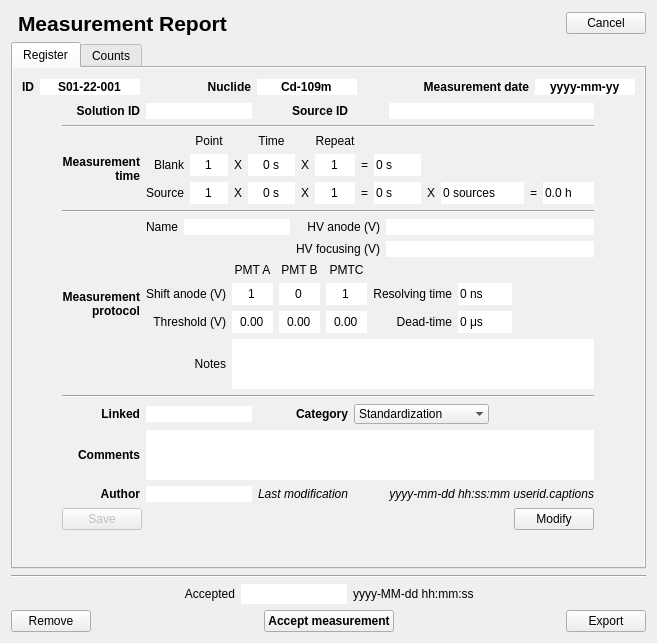
Old version of the form TripleReg/dialogmeasurementreport.ui in the repository ziemastz/SL.
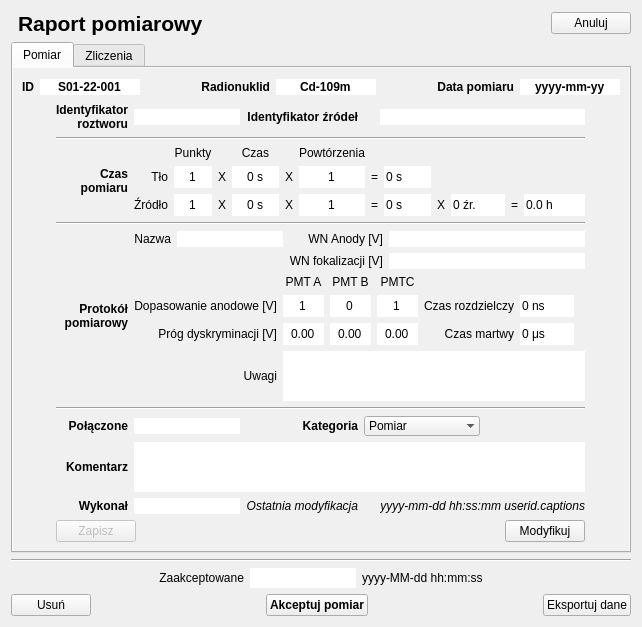
New version of the form. Icons and pictures are not drawn.

Patch:
```diff
--- a/TripleReg/dialogmeasurementreport.ui
+++ b/TripleReg/dialogmeasurementreport.ui
@@ -6,8 +6,8 @@
    <rect>
     <x>0</x>
     <y>0</y>
-    <width>657</width>
-    <height>643</height>
+    <width>642</width>
+    <height>627</height>
    </rect>
   </property>
   <property name="windowTitle">
@@ -41,7 +41,7 @@
      <item row="0" column="4" rowspan="2">
       <widget class="QPushButton" name="cancel_pushButton">
        <property name="text">
-        <string>Cancel</string>
+        <string>Anuluj</string>
        </property>
        <property name="autoDefault">
         <bool>false</bool>
@@ -58,7 +58,7 @@
         </font>
        </property>
        <property name="text">
-        <string>Measurement Report</string>
+        <string>Raport pomiarowy</string>
        </property>
        <property name="alignment">
         <set>Qt::AlignBottom|Qt::AlignLeading|Qt::AlignLeft</set>
@@ -101,7 +101,7 @@
 }</string>
       </property>
       <attribute name="title">
-       <string>Register</string>
+       <string>Pomiar</string>
       </attribute>
       <layout class="QGridLayout" name="gridLayout_5">
        <item row="0" column="0" colspan="3">
@@ -178,7 +178,7 @@
             </font>
            </property>
            <property name="text">
-            <string>Nuclide</string>
+            <string>Radionuklid</string>
            </property>
            <property name="alignment">
             <set>Qt::AlignRight|Qt::AlignTrailing|Qt::AlignVCenter</set>
@@ -241,7 +241,7 @@
             </font>
            </property>
            <property name="text">
-            <string>Measurement date</string>
+            <string>Data pomiaru</string>
            </property>
            <property name="alignment">
             <set>Qt::AlignRight|Qt::AlignTrailing|Qt::AlignVCenter</set>
@@ -308,11 +308,14 @@
             </font>
            </property>
            <property name="text">
-            <string>Solution ID</string>
+            <string>Identyfikator roztworu</string>
            </property>
            <property name="alignment">
             <set>Qt::AlignRight|Qt::AlignTrailing|Qt::AlignVCenter</set>
            </property>
+           <property name="wordWrap">
+            <bool>true</bool>
+           </property>
           </widget>
          </item>
          <item row="0" column="2">
@@ -324,7 +327,7 @@
             </font>
            </property>
            <property name="text">
-            <string>Source ID</string>
+            <string>Identyfikator źródeł</string>
            </property>
            <property name="alignment">
             <set>Qt::AlignRight|Qt::AlignTrailing|Qt::AlignVCenter</set>
@@ -395,7 +398,7 @@
            <item row="0" column="0">
             <widget class="QLabel" name="label_23">
              <property name="text">
-              <string>Name</string>
+              <string>Nazwa</string>
              </property>
              <property name="alignment">
               <set>Qt::AlignRight|Qt::AlignTrailing|Qt::AlignVCenter</set>
@@ -427,7 +430,7 @@
            <item row="1" column="2">
             <widget class="QLabel" name="label_25">
              <property name="text">
-              <string>HV focusing (V)</string>
+              <string>WN fokalizacji [V]</string>
              </property>
              <property name="alignment">
               <set>Qt::AlignRight|Qt::AlignTrailing|Qt::AlignVCenter</set>
@@ -437,7 +440,7 @@
            <item row="0" column="2">
             <widget class="QLabel" name="label_24">
              <property name="text">
-              <string>HV anode (V)</string>
+              <string>WN Anody [V]</string>
              </property>
              <property name="alignment">
               <set>Qt::AlignRight|Qt::AlignTrailing|Qt::AlignVCenter</set>
@@ -560,7 +563,7 @@
              <item row="1" column="4">
               <widget class="QLabel" name="label_66">
                <property name="text">
-                <string>Resolving time</string>
+                <string>Czas rozdzielczy</string>
                </property>
                <property name="alignment">
                 <set>Qt::AlignRight|Qt::AlignTrailing|Qt::AlignVCenter</set>
@@ -570,7 +573,7 @@
              <item row="2" column="0">
               <widget class="QLabel" name="label_61">
                <property name="text">
-                <string>Threshold (V)</string>
+                <string>Próg dyskryminacji [V]</string>
                </property>
                <property name="alignment">
                 <set>Qt::AlignRight|Qt::AlignTrailing|Qt::AlignVCenter</set>
@@ -686,7 +689,7 @@
              <item row="2" column="4">
               <widget class="QLabel" name="label_67">
                <property name="text">
-                <string>Dead-time</string>
+                <string>Czas martwy</string>
                </property>
                <property name="alignment">
                 <set>Qt::AlignRight|Qt::AlignTrailing|Qt::AlignVCenter</set>
@@ -696,7 +699,7 @@
              <item row="1" column="0">
               <widget class="QLabel" name="label_65">
                <property name="text">
-                <string>Shift anode (V)</string>
+                <string>Dopasowanie anodowe [V]</string>
                </property>
                <property name="alignment">
                 <set>Qt::AlignRight|Qt::AlignTrailing|Qt::AlignVCenter</set>
@@ -706,7 +709,7 @@
              <item row="3" column="0">
               <widget class="QLabel" name="label_62">
                <property name="text">
-                <string>Notes</string>
+                <string>Uwagi</string>
                </property>
                <property name="alignment">
                 <set>Qt::AlignRight|Qt::AlignTrailing|Qt::AlignVCenter</set>
@@ -742,7 +745,7 @@
             </font>
            </property>
            <property name="text">
-            <string>Comments</string>
+            <string>Komentarz</string>
            </property>
            <property name="alignment">
             <set>Qt::AlignRight|Qt::AlignTrailing|Qt::AlignVCenter</set>
@@ -853,7 +856,7 @@
            <item row="0" column="3">
             <widget class="QLabel" name="label_12">
              <property name="text">
-              <string>Time</string>
+              <string>Czas</string>
              </property>
              <property name="alignment">
               <set>Qt::AlignCenter</set>
@@ -885,7 +888,7 @@
            <item row="0" column="1">
             <widget class="QLabel" name="label_11">
              <property name="text">
-              <string>Point</string>
+              <string>Punkty</string>
              </property>
              <property name="alignment">
               <set>Qt::AlignCenter</set>
@@ -945,7 +948,7 @@
               <enum>QAbstractSpinBox::NoButtons</enum>
              </property>
              <property name="suffix">
-              <string> sources</string>
+              <string> źr.</string>
              </property>
              <property name="maximum">
               <number>9999</number>
@@ -965,7 +968,7 @@
            <item row="2" column="0">
             <widget class="QLabel" name="label_14">
              <property name="text">
-              <string>Source</string>
+              <string>Źródło</string>
              </property>
              <property name="alignment">
               <set>Qt::AlignRight|Qt::AlignTrailing|Qt::AlignVCenter</set>
@@ -1008,7 +1011,7 @@
            <item row="0" column="5">
             <widget class="QLabel" name="label_13">
              <property name="text">
-              <string>Repeat</string>
+              <string>Powtórzenia</string>
              </property>
              <property name="alignment">
               <set>Qt::AlignCenter</set>
@@ -1062,7 +1065,7 @@
            <item row="1" column="0">
             <widget class="QLabel" name="label_10">
              <property name="text">
-              <string>Blank</string>
+              <string>Tło</string>
              </property>
              <property name="alignment">
               <set>Qt::AlignRight|Qt::AlignTrailing|Qt::AlignVCenter</set>
@@ -1135,7 +1138,7 @@
             </font>
            </property>
            <property name="text">
-            <string>Measurement protocol</string>
+            <string>Protokół pomiarowy</string>
            </property>
            <property name="alignment">
             <set>Qt::AlignRight|Qt::AlignTrailing|Qt::AlignVCenter</set>
@@ -1189,7 +1192,7 @@
             </font>
            </property>
            <property name="text">
-            <string>Last modification</string>
+            <string>Ostatnia modyfikacja</string>
            </property>
            <property name="alignment">
             <set>Qt::AlignRight|Qt::AlignTrailing|Qt::AlignVCenter</set>
@@ -1233,7 +1236,7 @@
             </font>
            </property>
            <property name="text">
-            <string>Measurement time</string>
+            <string>Czas pomiaru</string>
            </property>
            <property name="alignment">
             <set>Qt::AlignRight|Qt::AlignTrailing|Qt::AlignVCenter</set>
@@ -1252,7 +1255,7 @@
             </font>
            </property>
            <property name="text">
-            <string>Author</string>
+            <string>Wykonał</string>
            </property>
            <property name="alignment">
             <set>Qt::AlignRight|Qt::AlignTrailing|Qt::AlignVCenter</set>
@@ -1275,7 +1278,7 @@
             </font>
            </property>
            <property name="text">
-            <string>Linked</string>
+            <string>Połączone</string>
            </property>
            <property name="alignment">
             <set>Qt::AlignRight|Qt::AlignTrailing|Qt::AlignVCenter</set>
@@ -1313,7 +1316,7 @@
             </font>
            </property>
            <property name="text">
-            <string>Category</string>
+            <string>Kategoria</string>
            </property>
            <property name="alignment">
             <set>Qt::AlignRight|Qt::AlignTrailing|Qt::AlignVCenter</set>
@@ -1336,17 +1339,17 @@
            </property>
            <item>
             <property name="text">
-             <string>Standardization</string>
+             <string>Pomiar</string>
             </property>
            </item>
            <item>
             <property name="text">
-             <string>Control</string>
+             <string>Kontrola</string>
             </property>
            </item>
            <item>
             <property name="text">
-             <string>Characteristic</string>
+             <string>Charakterystyka</string>
             </property>
            </item>
           </widget>
@@ -1374,7 +1377,7 @@
             <bool>false</bool>
            </property>
            <property name="text">
-            <string>Save</string>
+            <string>Zapisz</string>
            </property>
           </widget>
          </item>
@@ -1394,7 +1397,7 @@
          <item>
           <widget class="QPushButton" name="modify_pushButton">
            <property name="text">
-            <string>Modify</string>
+            <string>Modyfikuj</string>
            </property>
            <property name="checkable">
             <bool>true</bool>
@@ -1423,7 +1426,7 @@
      </widget>
      <widget class="QWidget" name="tab_5">
       <attribute name="title">
-       <string>Counts</string>
+       <string>Zliczenia</string>
       </attribute>
       <layout class="QGridLayout" name="gridLayout_6">
        <item row="0" column="0">
@@ -1471,17 +1474,17 @@
              </column>
              <column>
               <property name="text">
-               <string>Source No</string>
+               <string>Nr źr.</string>
               </property>
              </column>
              <column>
               <property name="text">
-               <string>Point</string>
+               <string>Punkt</string>
               </property>
              </column>
              <column>
               <property name="text">
-               <string>Repeat</string>
+               <string>Powtórzenie</string>
               </property>
              </column>
              <column>
@@ -1587,17 +1590,17 @@
              </column>
              <column>
               <property name="text">
-               <string>Source No</string>
+               <string>Nr źr.</string>
               </property>
              </column>
              <column>
               <property name="text">
-               <string>Point</string>
+               <string>Punkt</string>
               </property>
              </column>
              <column>
               <property name="text">
-               <string>Repeat</string>
+               <string>Powtórzenie</string>
               </property>
              </column>
              <column>
@@ -1704,7 +1707,7 @@
        <item row="0" column="3">
         <widget class="QRadioButton" name="counts_radioButton">
          <property name="text">
-          <string>Counts</string>
+          <string>Zliczenia</string>
          </property>
          <property name="checked">
           <bool>false</bool>
@@ -1743,7 +1746,7 @@
      <item row="1" column="1">
       <widget class="QLabel" name="label_30">
        <property name="text">
-        <string>Accepted</string>
+        <string>Zaakceptowane</string>
        </property>
        <property name="alignment">
         <set>Qt::AlignRight|Qt::AlignTrailing|Qt::AlignVCenter</set>
@@ -1799,7 +1802,7 @@
      <item>
       <widget class="QPushButton" name="remove_pushButton">
        <property name="text">
-        <string>Remove</string>
+        <string>Usuń</string>
        </property>
       </widget>
      </item>
@@ -1825,7 +1828,7 @@
         </font>
        </property>
        <property name="text">
-        <string>Accept measurement</string>
+        <string>Akceptuj pomiar</string>
        </property>
       </widget>
      </item>
@@ -1845,7 +1848,7 @@
      <item>
       <widget class="QPushButton" name="export_pushButton">
        <property name="text">
-        <string>Export</string>
+        <string>Eksportuj dane</string>
        </property>
       </widget>
      </item>
```
